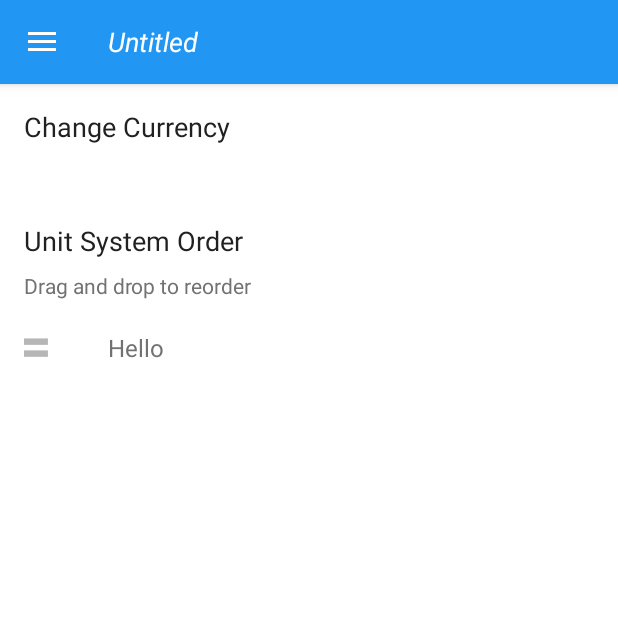
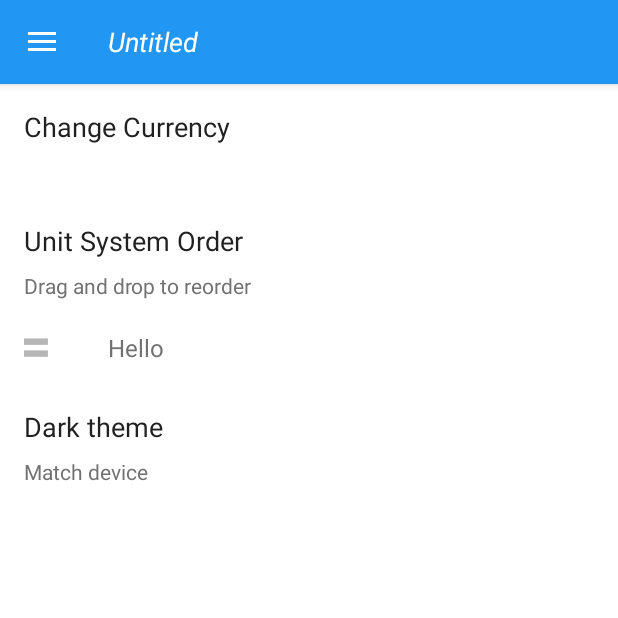
Before and after one commit to steviek/UnitPriceCalculatorLegacy, an Android app: the fragment SettingsFragment placed in its activity, on a phone screen of 412 x 824 dp, the top half of it. Run offline under Robolectric (Android 15) with nearby library versions, the phone set to English and light mode, and no system bars; our stand-ins replace Dagger/Hilt's generated code; libraries missing offline, so code that uses them is left out: com.google.auto.factory, com.squareup.otto; 26 statements that could not run were skipped.

Commit message:
Add dark mode support (still need strings)

```diff
--- a/app/build.gradle
+++ b/app/build.gradle
@@ -1,6 +1,6 @@
 apply plugin: 'com.android.application'
+apply plugin: 'kotlin-android'
 apply plugin: 'kotlin-android-extensions'
-apply plugin: 'kotlin-android'
 
 android {
     compileSdkVersion 29
--- a/app/src/main/java/com/unitpricecalculator/comparisons/UnitArrayAdapter.java
+++ b/app/src/main/java/com/unitpricecalculator/comparisons/UnitArrayAdapter.java
@@ -8,7 +8,7 @@ import com.google.auto.factory.Provided;
 import com.google.common.base.Preconditions;
 import com.google.common.collect.ImmutableList;
 import com.unitpricecalculator.R;
-import com.unitpricecalculator.inject.ApplicationContext;
+import com.unitpricecalculator.inject.ActivityContext;
 import com.unitpricecalculator.unit.DefaultUnit;
 import com.unitpricecalculator.unit.System;
 import com.unitpricecalculator.unit.Systems;
@@ -23,7 +23,7 @@ final class UnitArrayAdapter extends ArrayAdapter<String> {
 
     @AutoFactory
     UnitArrayAdapter(
-            @Provided @ApplicationContext Context context,
+            @Provided @ActivityContext Context context,
             @Provided Systems systems,
             @Provided Units units,
             UnitType unitType) {
@@ -32,7 +32,7 @@ final class UnitArrayAdapter extends ArrayAdapter<String> {
 
     @AutoFactory
     UnitArrayAdapter(
-            @Provided @ApplicationContext Context context,
+            @Provided @ActivityContext Context context,
             @Provided Systems systems,
             @Provided Units units,
         DefaultUnit selected) {
--- /dev/null
+++ b/app/src/main/java/com/unitpricecalculator/inject/ActivityContext.java
@@ -0,0 +1,6 @@
+package com.unitpricecalculator.inject;
+
+import javax.inject.Qualifier;
+
+@Qualifier
+public @interface ActivityContext {}
--- a/app/src/main/java/com/unitpricecalculator/main/SettingsFragment.java
+++ b/app/src/main/java/com/unitpricecalculator/main/SettingsFragment.java
@@ -13,6 +13,9 @@ import com.unitpricecalculator.R;
 import com.unitpricecalculator.currency.Currencies;
 import com.unitpricecalculator.events.CurrencyChangedEvent;
 import com.unitpricecalculator.inject.FragmentScoped;
+import com.unitpricecalculator.mode.DarkModeDialogFragment;
+import com.unitpricecalculator.mode.DarkModeManager;
+import com.unitpricecalculator.mode.DarkModeStateChangedEvent;
 import com.unitpricecalculator.unit.System;
 import com.unitpricecalculator.unit.Systems;
 import com.unitpricecalculator.unit.Units;
@@ -31,16 +34,14 @@ public class SettingsFragment extends BaseFragment {
     SettingsFragment contributeSettingsFragmentInjector();
   }
 
-  @Inject
-  Units units;
-  @Inject
-  Systems systems;
-  @Inject
-  Currencies currencies;
-  @Inject
-  Bus bus;
+  @Inject Units units;
+  @Inject Systems systems;
+  @Inject Currencies currencies;
+  @Inject Bus bus;
+  @Inject DarkModeManager darkModeManager;
 
   private final MutableSometimes<TextView> changeCurrencySubtitle = MutableSometimes.create();
+  private final MutableSometimes<TextView> darkModeSubtitle = MutableSometimes.create();
 
   @Override
   public void onStart() {
@@ -57,11 +58,12 @@ public class SettingsFragment extends BaseFragment {
   @Nullable
   @Override
   public View onCreateView(LayoutInflater inflater, ViewGroup container,
-      Bundle savedInstanceState) {
+                           Bundle savedInstanceState) {
     View view = inflater.inflate(R.layout.fragment_settings, container, false);
 
-    changeCurrencySubtitle.set(view.findViewById(R.id.change_currency_subtitle));
-    changeCurrencySubtitle.toOptional().get().setText(units.getCurrency().getSymbol());
+    TextView changeCurrencySubtitleTextView = view.findViewById(R.id.change_currency_subtitle);
+    changeCurrencySubtitle.set(changeCurrencySubtitleTextView);
+    changeCurrencySubtitleTextView.setText(units.getCurrency().getSymbol());
     view.findViewById(R.id.change_currency_parent).setOnClickListener(
         v -> currencies.showChangeCurrencyDialog());
 
@@ -84,6 +86,12 @@ public class SettingsFragment extends BaseFragment {
           systems.setPreferredOrder(order);
         });
 
+    TextView darkModeSubtitleTextView = view.findViewById(R.id.dark_mode_subtitle);
+    darkModeSubtitle.set(darkModeSubtitleTextView);
+    darkModeSubtitleTextView.setText(darkModeManager.getCurrentDarkModeState().getLabelResId());
+    view.findViewById(R.id.dark_mode_parent)
+        .setOnClickListener(v -> DarkModeDialogFragment.show(getChildFragmentManager()));
+
     return view;
   }
 
@@ -92,4 +100,9 @@ public class SettingsFragment extends BaseFragment {
     changeCurrencySubtitle
         .whenPresent(textView -> textView.setText(event.getCurrency().getSymbol()));
   }
+
+  @Subscribe
+  public void onDarkModeStateChanged(DarkModeStateChangedEvent event) {
+    darkModeSubtitle.whenPresent(textView -> textView.setText(event.getNewState().getLabelResId()));
+  }
 }
--- /dev/null
+++ b/app/src/main/java/com/unitpricecalculator/mode/DarkModeManager.kt
@@ -0,0 +1,19 @@
+package com.unitpricecalculator.mode
+
+import com.squareup.otto.Bus
+import com.unitpricecalculator.util.prefs.Prefs
+import javax.inject.Inject
+
+class DarkModeManager @Inject internal constructor(private val prefs: Prefs, private val bus: Bus) {
+
+  var currentDarkModeState: DarkModeState
+    get() = prefs.getString(PREFS_KEY)?.let(DarkModeState::valueOf) ?: DarkModeState.MATCH_DEVICE
+    set(value) {
+      prefs.putString(PREFS_KEY, value.name)
+      bus.post(DarkModeStateChangedEvent(value))
+    }
+
+  private companion object {
+    const val PREFS_KEY = "dark_mode"
+  }
+}
--- /dev/null
+++ b/app/src/main/java/com/unitpricecalculator/mode/DarkModeStateChangedEvent.kt
@@ -0,0 +1,3 @@
+package com.unitpricecalculator.mode
+
+data class DarkModeStateChangedEvent internal constructor(val newState: DarkModeState)
--- a/app/src/main/res/layout/fragment_settings.xml
+++ b/app/src/main/res/layout/fragment_settings.xml
@@ -1,73 +1,105 @@
 <?xml version="1.0" encoding="utf-8"?>
-<LinearLayout xmlns:android="http://schemas.android.com/apk/res/android" android:orientation="vertical"
-    android:layout_width="match_parent" android:layout_height="match_parent">
+<ScrollView xmlns:android="http://schemas.android.com/apk/res/android"
+  android:layout_width="match_parent"
+  android:layout_height="match_parent">
 
   <LinearLayout
     android:layout_width="match_parent"
-        android:layout_height="match_parent"
-        android:layout_alignParentTop="true"
+    android:layout_height="wrap_content"
     android:orientation="vertical">
 
     <LinearLayout
       android:id="@+id/change_currency_parent"
       android:layout_width="match_parent"
       android:layout_height="wrap_content"
-          android:orientation="vertical"
-          android:background="?attr/selectableItemBackground">
+      android:background="?attr/selectableItemBackground"
+      android:orientation="vertical">
 
       <TextView
         android:id="@+id/change_currency"
         android:layout_width="match_parent"
         android:layout_height="wrap_content"
-              android:text="@string/change_currency_symbol"
-              android:textSize="18sp"
-              android:textColor="@color/primaryText"
+        android:paddingBottom="4dp"
         android:paddingLeft="16dp"
         android:paddingRight="16dp"
         android:paddingTop="16dp"
-              android:paddingBottom="4dp"/>
+        android:text="@string/change_currency_symbol"
+        android:textColor="@color/primaryText"
+        android:textSize="18sp"/>
 
       <TextView
         android:id="@+id/change_currency_subtitle"
         android:layout_width="match_parent"
         android:layout_height="wrap_content"
-              android:textColor="@color/secondaryText"
-              android:textSize="14sp"
+        android:paddingBottom="8dp"
         android:paddingLeft="16dp"
         android:paddingRight="16dp"
         android:paddingTop="4dp"
-              android:paddingBottom="8dp" />
+        android:textColor="@color/secondaryText"
+        android:textSize="14sp"/>
 
     </LinearLayout>
 
     <TextView
       android:layout_width="match_parent"
       android:layout_height="wrap_content"
-            android:text="@string/preferred_system"
-            android:textSize="18sp"
-            android:textColor="@color/primaryText"
+      android:paddingBottom="4dp"
       android:paddingLeft="16dp"
       android:paddingRight="16dp"
       android:paddingTop="16dp"
-            android:paddingBottom="4dp" />
+      android:text="@string/preferred_system"
+      android:textColor="@color/primaryText"
+      android:textSize="18sp"/>
 
     <TextView
       android:layout_width="match_parent"
       android:layout_height="wrap_content"
-            android:text="@string/drag_and_drop_prompt"
-            android:textColor="@color/secondaryText"
-            android:textSize="14sp"
+      android:paddingBottom="8dp"
       android:paddingLeft="16dp"
       android:paddingRight="16dp"
       android:paddingTop="4dp"
-            android:paddingBottom="8dp" />
+      android:text="@string/drag_and_drop_prompt"
+      android:textColor="@color/secondaryText"
+      android:textSize="14sp"/>
 
     <com.unitpricecalculator.view.DragLinearLayout
       android:id="@+id/drag_linear_layout"
-            android:orientation="vertical"
       android:layout_width="match_parent"
-            android:layout_height="wrap_content" />
+      android:layout_height="wrap_content"
+      android:orientation="vertical"/>
+
+    <LinearLayout
+      android:id="@+id/dark_mode_parent"
+      android:layout_width="match_parent"
+      android:layout_height="wrap_content"
+      android:background="?attr/selectableItemBackground"
+      android:orientation="vertical">
+
+      <TextView
+        android:id="@+id/dark_mode_title"
+        android:layout_width="match_parent"
+        android:layout_height="wrap_content"
+        android:paddingBottom="4dp"
+        android:paddingLeft="16dp"
+        android:paddingRight="16dp"
+        android:paddingTop="16dp"
+        android:text="@string/dark_mode"
+        android:textColor="@color/primaryText"
+        android:textSize="18sp"/>
+
+      <TextView
+        android:id="@+id/dark_mode_subtitle"
+        android:layout_width="match_parent"
+        android:layout_height="wrap_content"
+        android:paddingBottom="8dp"
+        android:paddingLeft="16dp"
+        android:paddingRight="16dp"
+        android:paddingTop="4dp"
+        android:textColor="@color/secondaryText"
+        android:textSize="14sp"/>
 
     </LinearLayout>
 
   </LinearLayout>
+
+</ScrollView>
--- a/app/src/main/res/layout/unit_type_spinner_dropdown_item.xml
+++ b/app/src/main/res/layout/unit_type_spinner_dropdown_item.xml
@@ -1,8 +1,8 @@
 <?xml version="1.0" encoding="utf-8"?>
-<CheckedTextView xmlns:android="http://schemas.android.com/apk/res/android"
+<androidx.appcompat.widget.AppCompatCheckedTextView
+  xmlns:android="http://schemas.android.com/apk/res/android"
   android:id="@android:id/text1"
   style="?attr/spinnerDropDownItemStyle"
-  android:textColor="@color/primaryText"
   android:layout_width="match_parent"
   android:layout_height="48dp"
   android:ellipsize="marquee"
--- a/app/src/main/res/values/strings.xml
+++ b/app/src/main/res/values/strings.xml
@@ -109,5 +109,9 @@
   <string name="add_note">Add note</string>
   <string name="edit_note">Edit note</string>
   <string name="enter_note_hint">Enter a note</string>
+  <string name="dark_mode">Dark theme</string>
+  <string name="dark_mode_match_device">Match device</string>
+  <string name="dark_mode_always_dark">Always dark</string>
+  <string name="dark_mode_always_light">Always light</string>
 
 </resources>
```
Also changed, not shown: app/src/main/java/com/unitpricecalculator/BaseDialogFragment.java (added, +14 -0 lines), app/src/main/java/com/unitpricecalculator/application/MyApplication.java (+14 -0 lines), app/src/main/java/com/unitpricecalculator/comparisons/ComparisonFragment.java (+4 -8 lines), app/src/main/java/com/unitpricecalculator/main/MainActivityModule.java (+8 -0 lines), app/src/main/java/com/unitpricecalculator/mode/DarkModeDialog.kt (added, +40 -0 lines), app/src/main/java/com/unitpricecalculator/mode/DarkModeDialogFragmentModule.java (added, +14 -0 lines), app/src/main/java/com/unitpricecalculator/mode/DarkModeState.kt (added, +16 -0 lines), app/src/main/java/com/unitpricecalculator/util/prefs/Prefs.java (deleted, +0 -113 lines), app/src/main/java/com/unitpricecalculator/util/prefs/Prefs.kt (added, +107 -0 lines). Lines whose indentation alone changed are shown as unchanged.
